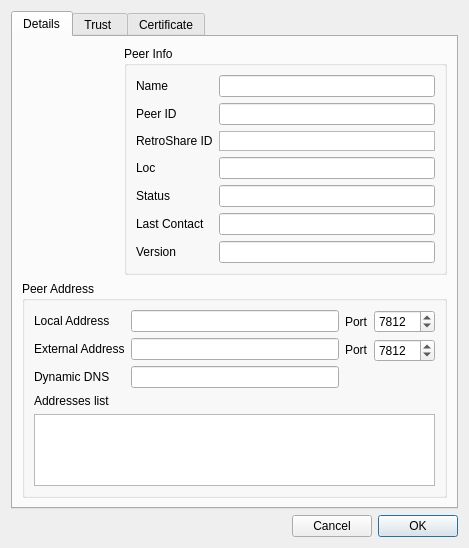
This is retroshare-gui/src/gui/connect/ConfCertDialog.ui in RetroShare/RetroShare as Qt 5 draws it before an edit. The edited form follows.
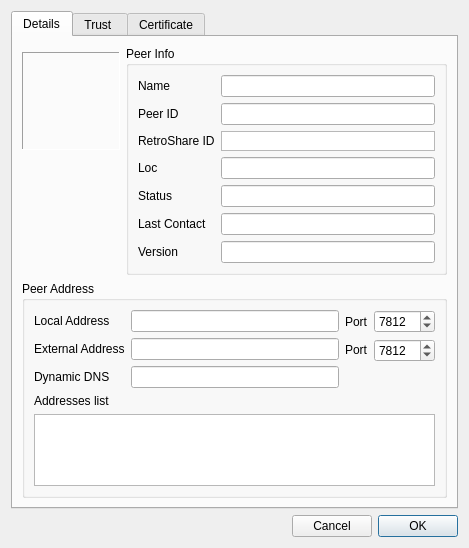
This is the edited form. Icons and pictures are not drawn. Custom widgets are drawn as their Qt base class.

Commit message: Added new widget to display an avatar with or without the status frame - AvatarWidget. Changed all existing avatars to AvatarWidget.

```diff
--- a/retroshare-gui/src/gui/connect/ConfCertDialog.ui
+++ b/retroshare-gui/src/gui/connect/ConfCertDialog.ui
@@ -32,20 +32,7 @@
        <string>Details</string>
       </attribute>
       <layout class="QGridLayout" name="gridLayout_3">
-       <item row="0" column="0">
-        <widget class="QLabel" name="AvatarLabel">
-         <property name="minimumSize">
-          <size>
-           <width>96</width>
-           <height>96</height>
-          </size>
-         </property>
-         <property name="text">
-          <string/>
-         </property>
-        </widget>
-       </item>
-       <item row="0" column="1" rowspan="2">
+       <item row="0" column="1" rowspan="3">
         <widget class="QGroupBox" name="groupBox_2">
          <property name="title">
           <string>Peer Info</string>
@@ -189,7 +176,7 @@
          </layout>
         </widget>
        </item>
-       <item row="1" column="0">
+       <item row="2" column="0">
         <spacer name="verticalSpacer_4">
          <property name="orientation">
           <enum>Qt::Vertical</enum>
@@ -202,7 +189,7 @@
          </property>
         </spacer>
        </item>
-       <item row="2" column="0" colspan="2">
+       <item row="3" column="0" colspan="2">
         <widget class="QGroupBox" name="groupBox">
          <property name="title">
           <string>Peer Address</string>
@@ -366,7 +353,7 @@
          </layout>
         </widget>
        </item>
-       <item row="3" column="0" colspan="2">
+       <item row="4" column="0" colspan="2">
         <spacer name="verticalSpacer">
          <property name="orientation">
           <enum>Qt::Vertical</enum>
@@ -379,6 +366,37 @@
          </property>
         </spacer>
        </item>
+       <item row="1" column="0">
+        <widget class="QFrame" name="avatarFrame">
+         <property name="frameShape">
+          <enum>QFrame::Panel</enum>
+         </property>
+         <property name="frameShadow">
+          <enum>QFrame::Sunken</enum>
+         </property>
+         <layout class="QHBoxLayout" name="horizontalLayout_2">
+          <property name="margin">
+           <number>0</number>
+          </property>
+          <item>
+           <widget class="AvatarWidget" name="avatar" native="true">
+            <property name="minimumSize">
+             <size>
+              <width>96</width>
+              <height>96</height>
+             </size>
+            </property>
+            <property name="maximumSize">
+             <size>
+              <width>96</width>
+              <height>96</height>
+             </size>
+            </property>
+           </widget>
+          </item>
+         </layout>
+        </widget>
+       </item>
       </layout>
      </widget>
      <widget class="QWidget" name="tab_2">
@@ -733,6 +751,14 @@
    </item>
   </layout>
  </widget>
+ <customwidgets>
+  <customwidget>
+   <class>AvatarWidget</class>
+   <extends>QWidget</extends>
+   <header>gui/common/AvatarWidget.h</header>
+   <container>1</container>
+  </customwidget>
+ </customwidgets>
  <resources>
   <include location="../images.qrc"/>
  </resources>
```
The commit also changes 45 other files.
